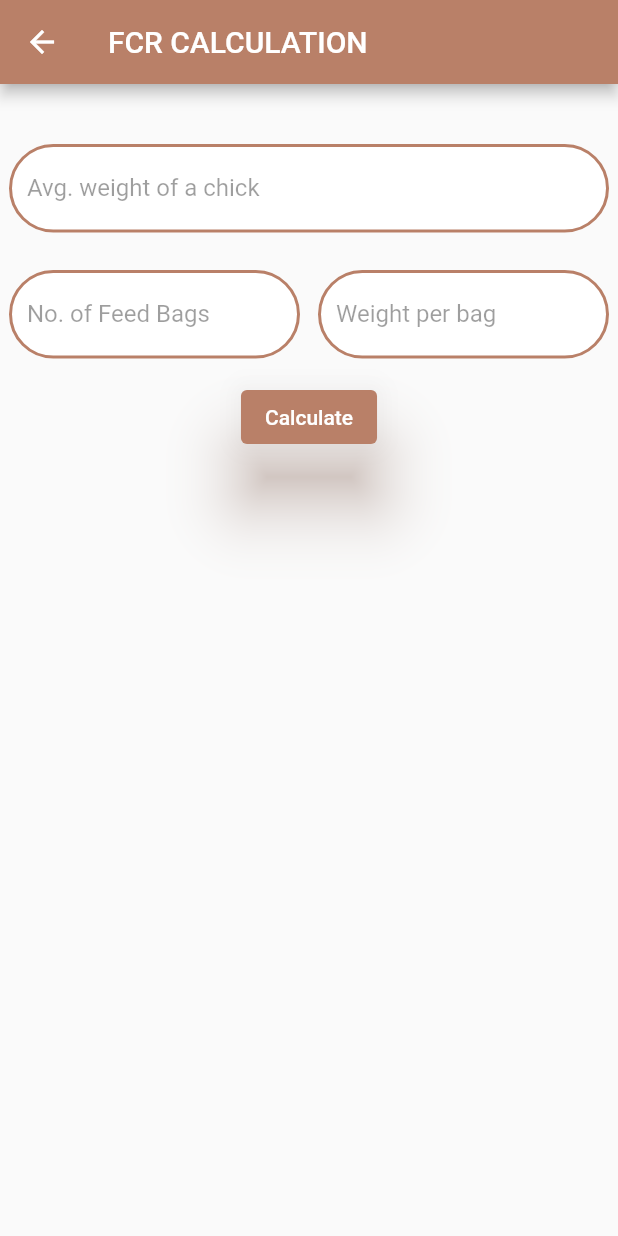
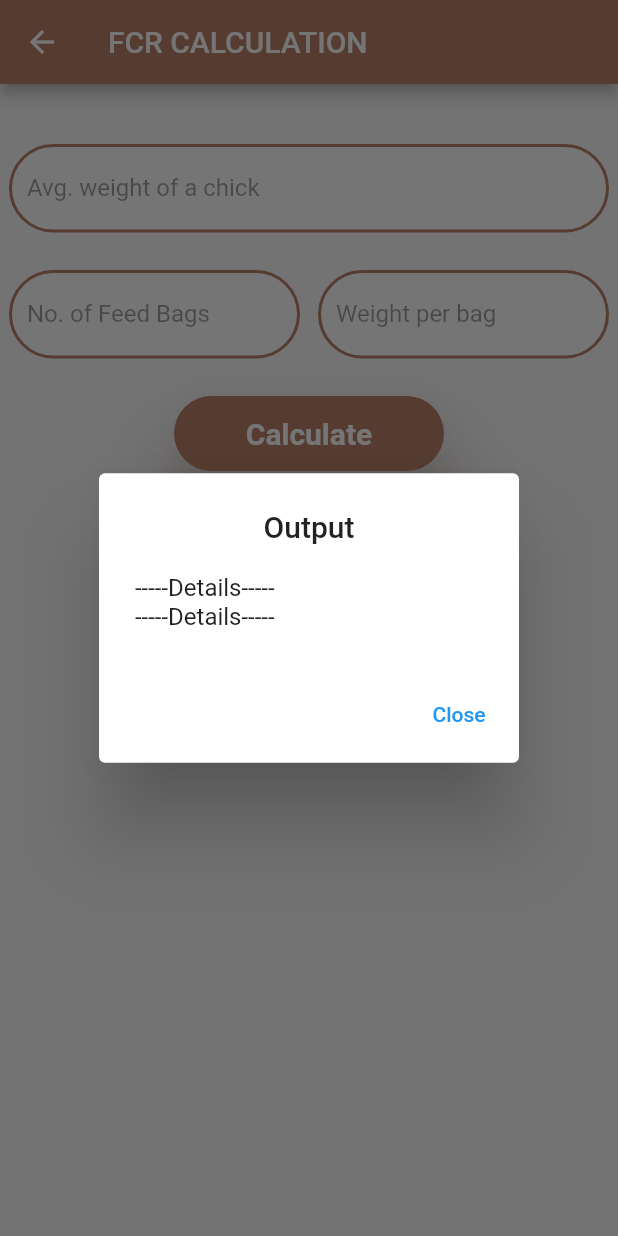
Before and after one commit to cepdnaclk/e18-co227-Poultry-Feed-Efficiency-Tracking-System, a Flutter app: the FCRScreen screen opened by its route, after a tap on "Calculate", on a phone screen of 412 x 824 dp. Run offline on Flutter 3.47's test engine with Material 2 defaults, Android fonts, the phone set to English and light mode, and no system bars; our stand-ins replace cloud_firestore, firebase_auth, firebase_core, fluttertoast, get; accounts and stored records are empty.

Commit message:
Some small changes (Group 12)

```diff
--- a/lib/screens/fcr_screen.dart
+++ b/lib/screens/fcr_screen.dart
@@ -51,14 +51,27 @@ class _FCRScreenState extends State<FCRScreen> {
                 ),
               ],
             ),
+            SizedBox(
+              height: 10,
+            ),
             Center(
               child: ElevatedButton(
+                onPressed: () {
+                  displayFCRdialog();
+                },
                 style: ElevatedButton.styleFrom(
+                  fixedSize: const Size(180, 50),
+                  shape: RoundedRectangleBorder(
+                    borderRadius: BorderRadius.circular(30.0),
+                  ),
                   primary: mPrimaryColor,
                   elevation: 20,
                   shadowColor: mSecondColor,
+                  textStyle: TextStyle(
+                    fontSize: 20,
+                    fontWeight: FontWeight.bold,
+                  ),
                 ),
-                onPressed: () {},
                 child: Text("Calculate"),
               ),
             ),
@@ -66,6 +79,31 @@ class _FCRScreenState extends State<FCRScreen> {
         ),
       ),
     );
+  }
+
+  void displayFCRdialog() {
+    showDialog(
+        context: context,
+        builder: (builder) {
+          return AlertDialog(
+            backgroundColor: mBackgroundColor,
+            title: const Text(
+              "Output",
+              textAlign: TextAlign.center,
+            ),
+            content: const Text("-----Details-----\n-----Details-----"),
+            actions: [
+              TextButton(
+                onPressed: () {
+                  Navigator.pop(context);
+                },
+                child: Text("Close"),
+              ),
+            ],
+            //child: ListView.separated(
+            //shrinkWrap: true,
+          );
+        });
   }
 }
 
--- a/lib/screens/griddashboard.dart
+++ b/lib/screens/griddashboard.dart
@@ -155,7 +155,8 @@ class _GridDashboardState extends State<GridDashboard> {
           //child: ListView.separated(
           //shrinkWrap: true,
         );
-        });
+      },
+    );
   }
 }
 
--- a/lib/screens/reusable.dart
+++ b/lib/screens/reusable.dart
@@ -36,7 +36,7 @@ TextFormField reusableTextField(String text, IconData icon, bool isPasswordType,
       labelText: text,
       labelStyle: TextStyle(color: Colors.black38),
       filled: true,
-      floatingLabelBehavior: FloatingLabelBehavior.never,
+      floatingLabelBehavior: FloatingLabelBehavior.auto,
       fillColor: Colors.white,
       focusedBorder: OutlineInputBorder(
           borderRadius: BorderRadius.circular(30.0),
```
Also changed, not shown: lib/screens/signin_screen.dart (+8 -5 lines), lib/screens/signup_screen.dart (+6 -3 lines). Lines whose indentation alone changed are shown as unchanged.
